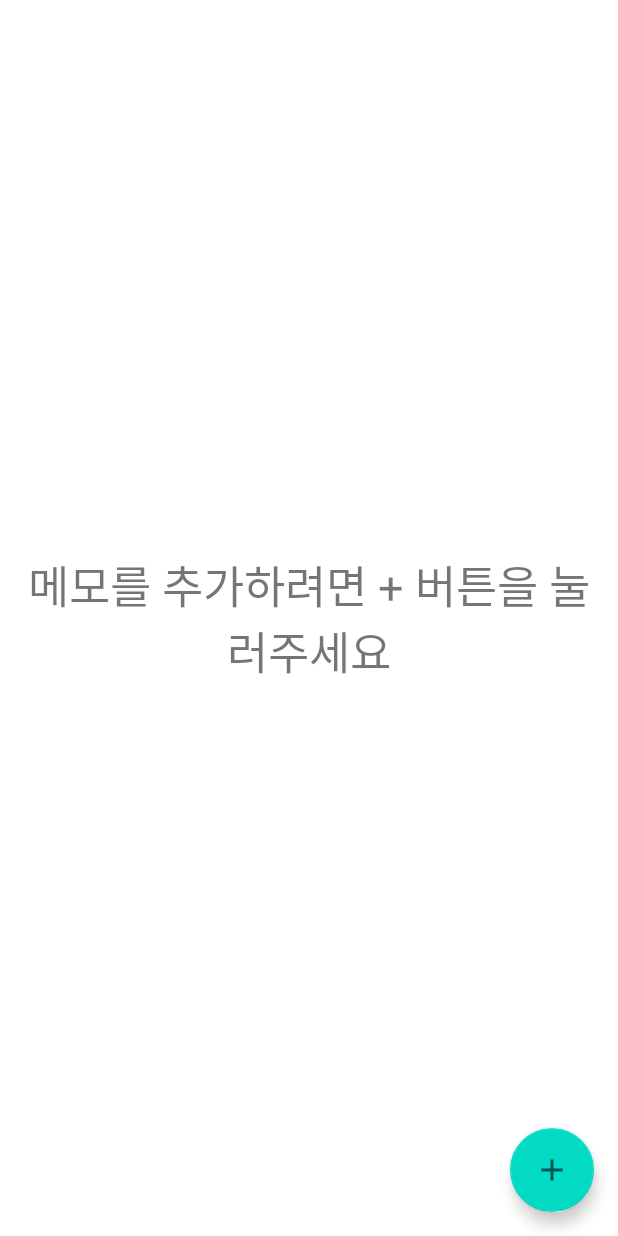
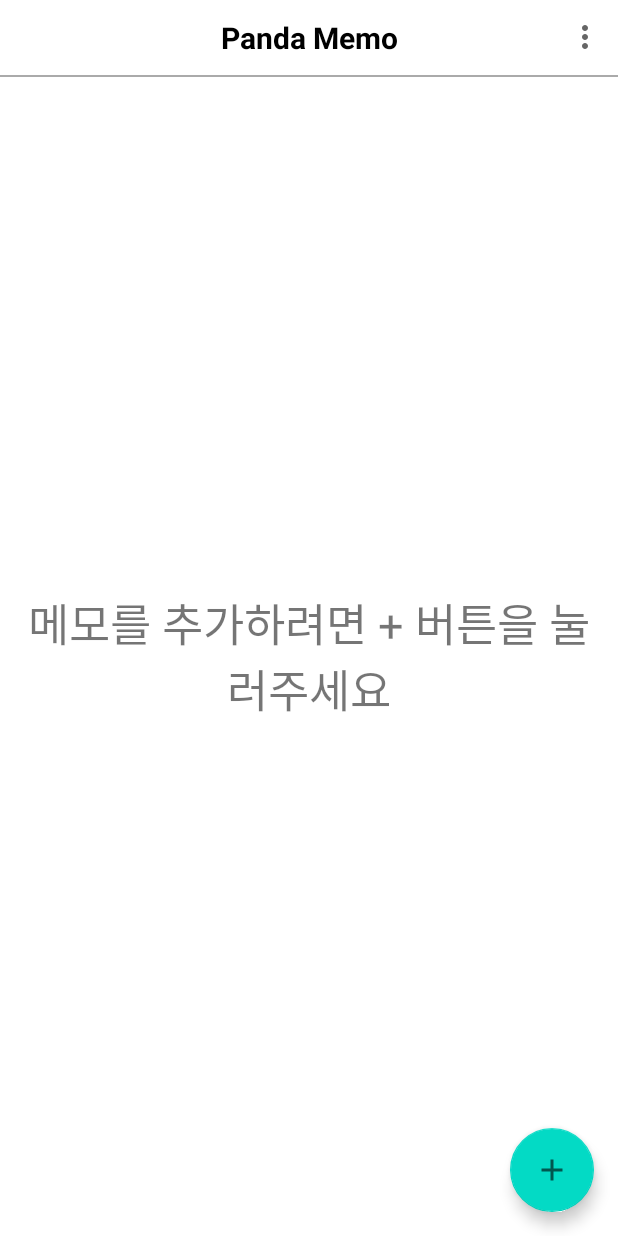
Before and after one commit to bjune8774/PandaMemo, an Android app: the screen it shows after launch (MemoActivity), on a phone screen of 412 x 824 dp. Run offline under Robolectric (Android 15) with nearby library versions, the phone set to English and light mode, and no system bars; our stand-ins replace data binding.

Commit message:
[Memo] Update Home Toolbar and UI

```diff
--- a/app/src/main/java/com/panda/memo/MemoActivity.java
+++ b/app/src/main/java/com/panda/memo/MemoActivity.java
@@ -38,6 +38,8 @@ public class MemoActivity extends AppCompatActivity {
         mContentFragment = new MemoContentFragment(mMemoViewModel);
         mEmptyFragment = new MemoEmptyFragment();
 
+        mCurrentFragment = getHomeFragment();
+
         mListFragment.setOnItemClickListener(new MemoListAdapter.OnItemClickListener() {
             @Override
             public void onItemClick(View v, int pos) {
@@ -64,7 +66,7 @@ public class MemoActivity extends AppCompatActivity {
     @Override
     protected void onResume() {
         super.onResume();
-        replaceHomeFragment(TRANSIT_FRAGMENT_FADE);
+        replaceFragment(mCurrentFragment, TRANSIT_FRAGMENT_FADE);
     }
 
     @Override
@@ -85,17 +87,18 @@ public class MemoActivity extends AppCompatActivity {
         if (mCurrentFragment == mContentFragment) {
             mContentFragment.onBackKeyPressed();
             mBinding.fabAddMemo.show();
-            replaceHomeFragment(TRANSIT_FRAGMENT_FADE);
+
+            replaceFragment(getHomeFragment(), TRANSIT_FRAGMENT_FADE);
         } else {
             super.onBackPressed();
         }
     }
 
-    private void replaceHomeFragment(int transitionType) {
+    private Fragment getHomeFragment() {
         if (mMemoViewModel.getMemoCount() == 0) {
-            replaceFragment(mEmptyFragment, transitionType);
+            return mEmptyFragment;
         } else {
-            replaceFragment(mListFragment, transitionType);
+            return mListFragment;
         }
     }
 
--- a/app/src/main/java/com/panda/memo/MemoEmptyFragment.java
+++ b/app/src/main/java/com/panda/memo/MemoEmptyFragment.java
@@ -2,16 +2,42 @@ package com.panda.memo;
 
 import android.os.Bundle;
 import android.view.LayoutInflater;
+import android.view.Menu;
+import android.view.MenuInflater;
 import android.view.View;
 import android.view.ViewGroup;
 
+import androidx.annotation.NonNull;
+import androidx.annotation.Nullable;
+import androidx.appcompat.app.ActionBar;
+import androidx.databinding.DataBindingUtil;
 import androidx.fragment.app.Fragment;
 
+import com.panda.memo.databinding.FragmentMemoEmptyBinding;
+
 public class MemoEmptyFragment extends Fragment {
+    private FragmentMemoEmptyBinding mBinding;
+
     @Override
     public View onCreateView(LayoutInflater inflater, ViewGroup container,
                              Bundle savedInstanceState) {
         // Inflate the layout for this fragment
-        return inflater.inflate(R.layout.fragment_memo_empty, container, false);
+        View view = inflater.inflate(R.layout.fragment_memo_empty, container, false);
+
+        mBinding = DataBindingUtil.bind(view);
+
+        ((MemoActivity) requireActivity()).setSupportActionBar(mBinding.toolBar);
+        ActionBar toolbar = ((MemoActivity) requireActivity()).getSupportActionBar();
+        toolbar.setDisplayShowTitleEnabled(false);
+
+        setHasOptionsMenu(true);
+
+        return view;
+    }
+
+    @Override
+    public void onCreateOptionsMenu(@NonNull Menu menu, @NonNull MenuInflater inflater) {
+        inflater.inflate(R.menu.menu_home_fragment, menu);
+        super.onCreateOptionsMenu(menu, inflater);
     }
 }
--- a/app/src/main/java/com/panda/memo/MemoViewModel.java
+++ b/app/src/main/java/com/panda/memo/MemoViewModel.java
@@ -1,6 +1,4 @@
 package com.panda.memo;
-
-import android.util.Log;
 
 import androidx.annotation.NonNull;
 import androidx.lifecycle.ViewModel;
@@ -8,35 +6,34 @@ import androidx.lifecycle.ViewModelProvider;
 
 import java.util.List;
 
+import static com.panda.memo.MemoData.MEMO_LIST;
+
 public class MemoViewModel extends ViewModel {
     // For Live Data
 //    public List<MemoItem> memoItemList = MemoData.MEMO_LIST;
 
     public List<MemoItem> getMemoList() {
-        return MemoData.MEMO_LIST;
+        return MEMO_LIST;
     }
 
-    public void saveMemo(String title, String content, int pos) {
-        Log.d("JUNE", "title : " + title + ", content : " + content + ", pos : " + pos);
-        if (title.equals("") && content.equals("")) {
-            if (pos >= 0) {
-                MemoData.removeMemo(pos);
-            }
-        } else {
-            if (pos >= 0) {
-                MemoData.editMemo(title, content, pos);
-            } else {
-                MemoData.addMemo(title, content);
-            }
-        }
+    public void addMemo(String title, String content) {
+        MEMO_LIST.add(new MemoItem(title, content));
+    }
+
+    public void editMemo(String title, String content, int pos) {
+        MEMO_LIST.get(pos).title = title;
+        MEMO_LIST.get(pos).content = content;
+    }
+
+    public void removeMemo(int pos) {
+        MEMO_LIST.remove(pos);
     }
 
     public int getMemoCount() {
-        return MemoData.MEMO_LIST.size();
+        return MEMO_LIST.size();
     }
 
     public static class Factory extends ViewModelProvider.NewInstanceFactory {
-
         @SuppressWarnings("unchecked")
         @NonNull
         @Override
--- a/app/src/main/res/layout/activity_memo.xml
+++ b/app/src/main/res/layout/activity_memo.xml
@@ -19,5 +19,4 @@
             android:clickable="true"
             app:srcCompat="@drawable/ic_baseline_add_24" />
     </FrameLayout>
-
 </layout>
--- a/app/src/main/res/layout/fragment_memo_empty.xml
+++ b/app/src/main/res/layout/fragment_memo_empty.xml
@@ -5,15 +5,34 @@
     <LinearLayout
         android:layout_width="match_parent"
         android:layout_height="match_parent"
-        tools:context=".MemoContentFragment">
+        android:background="#aaaaaa"
+        android:orientation="vertical">
+
+        <androidx.appcompat.widget.Toolbar
+            android:id="@+id/toolBar"
+            android:layout_width="match_parent"
+            android:layout_height="50dp"
+            android:background="#FFFFFF">
+
+            <TextView
+                android:layout_width="wrap_content"
+                android:layout_height="wrap_content"
+                android:layout_gravity="center"
+                android:text="Panda Memo"
+                android:textColor="#000000"
+                android:textSize="20sp"
+                android:textStyle="bold" />
+        </androidx.appcompat.widget.Toolbar>
 
         <TextView
             android:id="@+id/guideTextView"
             android:layout_width="match_parent"
             android:layout_height="match_parent"
+            android:layout_marginTop="1dp"
+            android:background="#FFFFFF"
             android:gravity="center"
+            android:padding="16dp"
             android:text="메모를 추가하려면 + 버튼을 눌러주세요"
-            android:layout_margin="16dp"
             android:textSize="30sp" />
 
     </LinearLayout>
--- /dev/null
+++ b/app/src/main/res/menu/menu_home_fragment.xml
@@ -0,0 +1,9 @@
+<?xml version="1.0" encoding="utf-8"?>
+<menu xmlns:android="http://schemas.android.com/apk/res/android">
+    <item
+        android:id="@+id/editBtn"
+        android:title="Edit"/>
+    <item
+        android:id="@+id/viewBtn"
+        android:title="View"/>
+</menu>
--- a/app/src/main/res/values/dimens.xml
+++ b/app/src/main/res/values/dimens.xml
@@ -1,4 +1,4 @@
 <?xml version="1.0" encoding="utf-8"?>
 <resources>
-    <dimen name="text_margin">16dp</dimen>
+    <dimen name="text_margin">12dp</dimen>
 </resources>
```
Also changed, not shown: app/src/main/java/com/panda/memo/MemoContentFragment.java (+33 -22 lines), app/src/main/java/com/panda/memo/MemoData.java (+0 -53 lines), app/src/main/java/com/panda/memo/MemoListFragment.java (+28 -8 lines), app/src/main/res/layout/fragment_memo_content.xml (+16 -7 lines), app/src/main/res/layout/fragment_memo_list.xml (+30 -3 lines), app/src/main/res/layout/fragment_memo_list_item.xml (+5 -4 lines).
